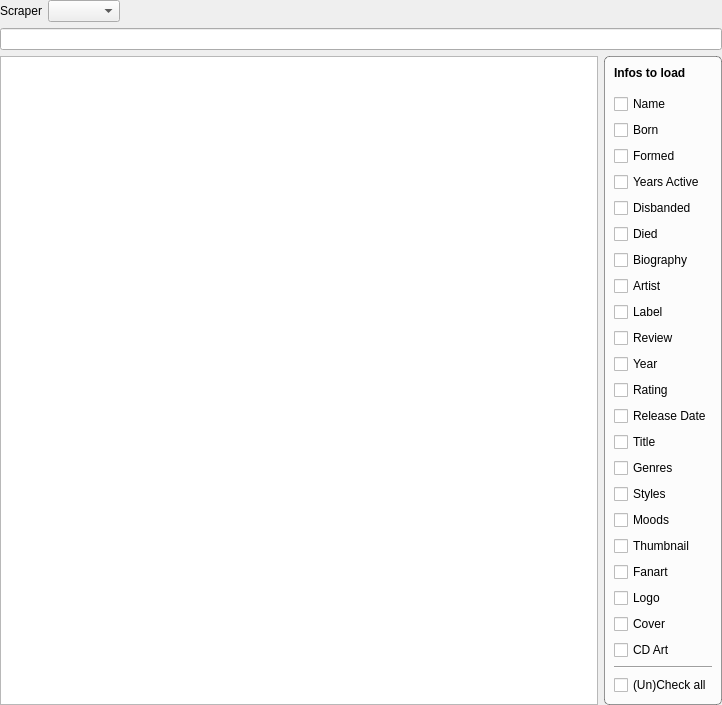
Above: music/MusicSearchWidget.ui from Komet/MediaElch before the change. Below: the same form after it.
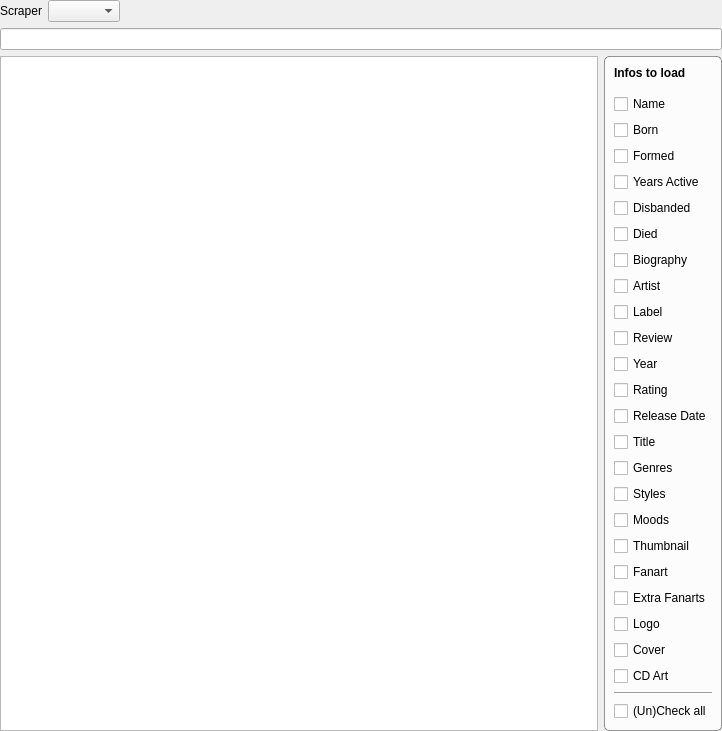
That is the form after the change. Custom widgets are drawn as their Qt base class.

Commit message: Extra fanarts for music artists

```diff
--- a/music/MusicSearchWidget.ui
+++ b/music/MusicSearchWidget.ui
@@ -334,6 +334,16 @@
           </property>
          </widget>
         </item>
+        <item>
+         <widget class="MyCheckBox" name="chkExtraFanarts">
+          <property name="text">
+           <string>Extra Fanarts</string>
+          </property>
+          <property name="type" stdset="0">
+           <string notr="true">artist</string>
+          </property>
+         </widget>
+        </item>
         <item>
          <widget class="MyCheckBox" name="chkLogo">
           <property name="text">
```
The commit also changes 18 other files.
